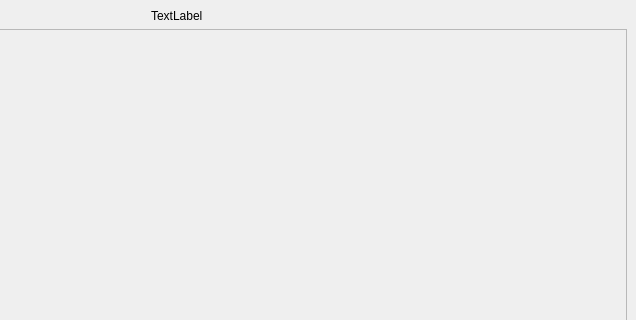
The window that mainwindow.ui (chrert/Visual-Sudoku-Solver) describes before a commit, drawn with Qt 5; both pictures show x 341 to 977 and y 0 to 320 of the 977 by 413 pixel window.
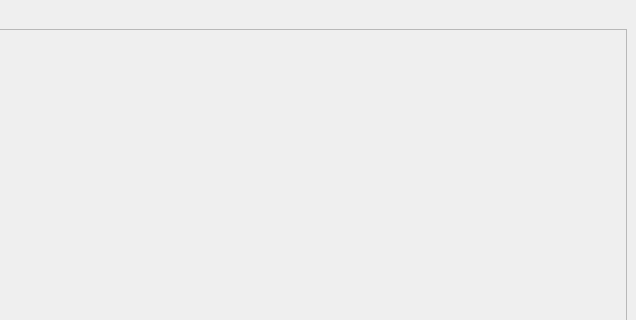
The same window after the commit.

```diff
--- a/mainwindow.ui
+++ b/mainwindow.ui
@@ -25,11 +25,7 @@
        </widget>
       </item>
       <item>
-       <widget class="QLabel" name="sudokuView">
-        <property name="text">
-         <string>TextLabel</string>
-        </property>
-       </widget>
+       <layout class="QGridLayout" name="sudokuGrid"/>
       </item>
      </layout>
     </item>
```
